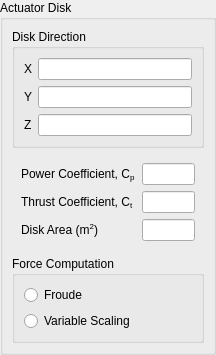
This is view/setup/cell_zone_conditions/actuator_disk_widget.ui in nextfoam/baram as Qt 5 draws it before an edit. The edited form follows.
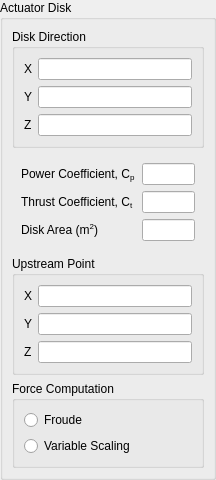
This is the edited form.

Commit message: Issue #123 Cell Zones Condition의 Actuator Disk 설정에 upstreamPoint 추가

What changed in the file:
```diff
--- a/view/setup/cell_zone_conditions/actuator_disk_widget.ui
+++ b/view/setup/cell_zone_conditions/actuator_disk_widget.ui
@@ -7,7 +7,7 @@
     <x>0</x>
     <y>0</y>
     <width>216</width>
-    <height>340</height>
+    <height>460</height>
    </rect>
   </property>
   <property name="windowTitle">
@@ -107,6 +107,45 @@
         </layout>
        </widget>
       </item>
+      <item>
+       <widget class="QGroupBox" name="groupBox_5">
+        <property name="title">
+         <string>Upstream Point</string>
+        </property>
+        <layout class="QFormLayout" name="formLayout_4">
+         <item row="0" column="0">
+          <widget class="QLabel" name="label_10">
+           <property name="text">
+            <string>X</string>
+           </property>
+          </widget>
+         </item>
+         <item row="0" column="1">
+          <widget class="QLineEdit" name="upstreamPointX"/>
+         </item>
+         <item row="1" column="0">
+          <widget class="QLabel" name="label_11">
+           <property name="text">
+            <string>Y</string>
+           </property>
+          </widget>
+         </item>
+         <item row="1" column="1">
+          <widget class="QLineEdit" name="upstreamPointY"/>
+         </item>
+         <item row="2" column="0">
+          <widget class="QLabel" name="label_12">
+           <property name="text">
+            <string>Z</string>
+           </property>
+          </widget>
+         </item>
+         <item row="2" column="1">
+          <widget class="QLineEdit" name="upstreamPointZ"/>
+         </item>
+        </layout>
+       </widget>
+      </item>
       <item>
        <widget class="QGroupBox" name="groupBox_4">
         <property name="title">
```
The commit also changes 5 other files.
